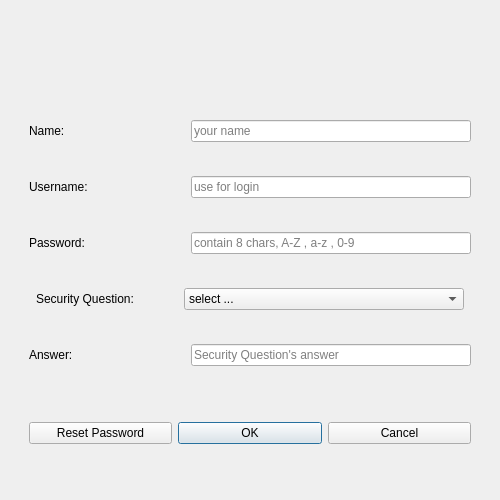
Qt form ToDoListClient/signup.ui (captain-moji/To_Do_List_Project) before a commit.
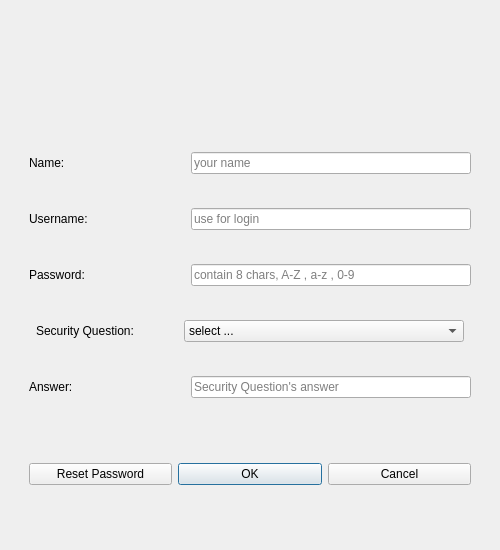
The same form after that commit. Icons and pictures are not drawn.

What changed in the file:
```diff
--- a/ToDoListClient/signup.ui
+++ b/ToDoListClient/signup.ui
@@ -7,7 +7,7 @@
     <x>0</x>
     <y>0</y>
     <width>500</width>
-    <height>500</height>
+    <height>550</height>
    </rect>
   </property>
   <property name="sizePolicy">
@@ -19,13 +19,13 @@
   <property name="minimumSize">
    <size>
     <width>500</width>
-    <height>200</height>
+    <height>550</height>
    </size>
   </property>
   <property name="maximumSize">
    <size>
     <width>500</width>
-    <height>500</height>
+    <height>550</height>
    </size>
   </property>
   <property name="windowTitle">
@@ -40,9 +40,12 @@
         <property name="maximumSize">
          <size>
           <width>16777215</width>
-          <height>80</height>
+          <height>200</height>
          </size>
         </property>
+        <property name="styleSheet">
+         <string notr="true">image: url(:/sign_up_page.png);</string>
+        </property>
        </widget>
       </item>
       <item>
```
